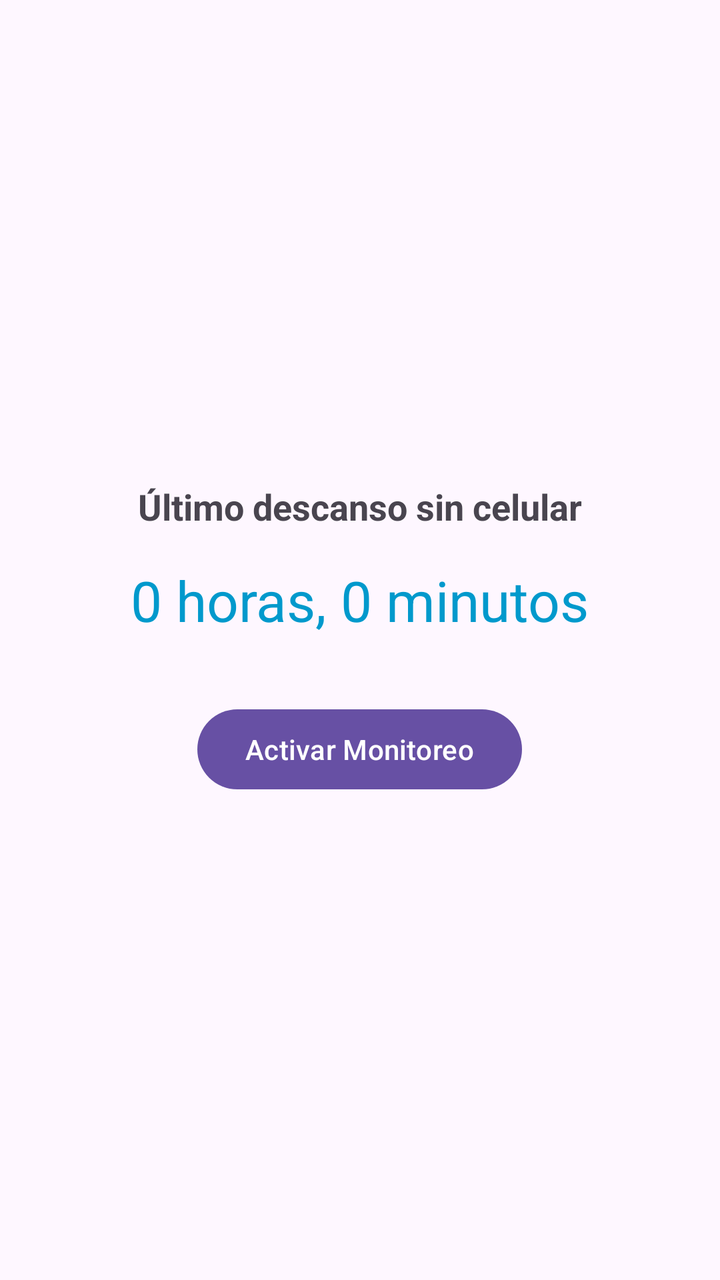
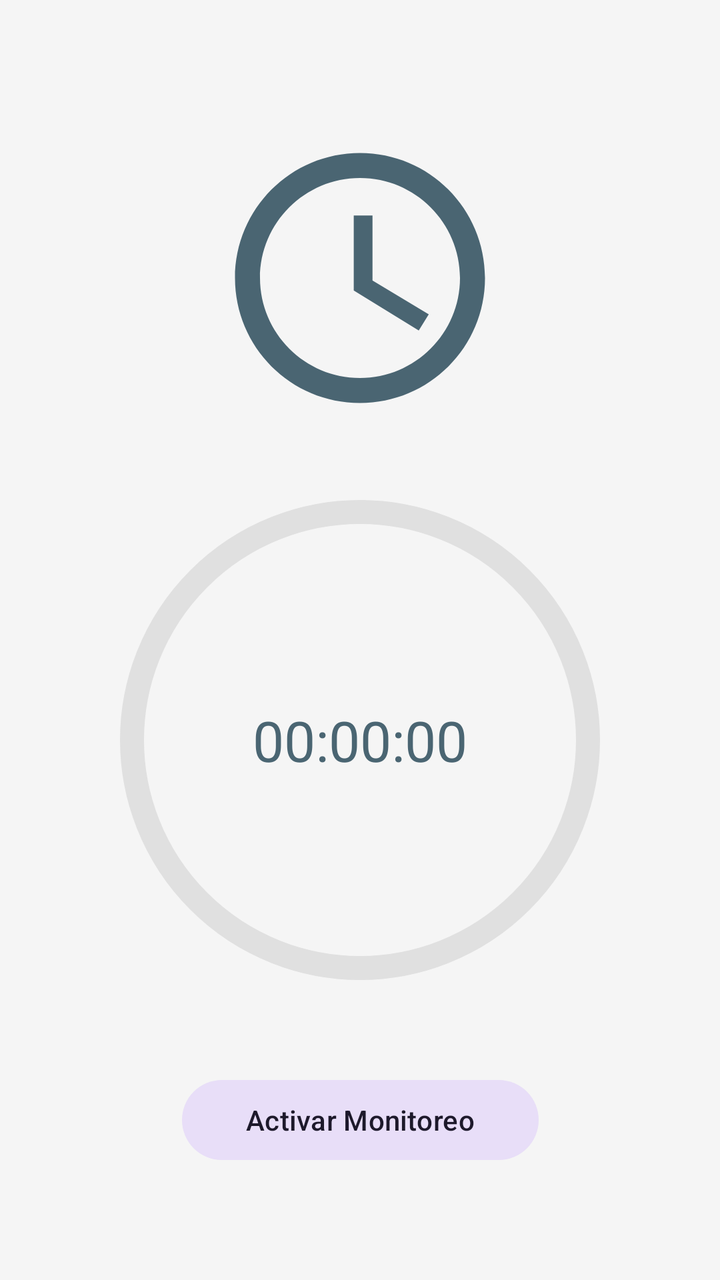

An Android layout rendered at two revisions. The XML below is the earlier revision; the diff shows what the commit changed to produce the second picture.
<!-- AndroidManifest.xml: application theme Theme.DigitalDetox -->
<!-- res/layout/activity_main.xml -->
<?xml version="1.0" encoding="utf-8"?>
<LinearLayout xmlns:android="http://schemas.android.com/apk/res/android"
    android:layout_width="match_parent"
    android:layout_height="match_parent"
    android:gravity="center"
    android:orientation="vertical"
    android:padding="24dp">

    <TextView
        android:layout_width="wrap_content"
        android:layout_height="wrap_content"
        android:text="Último descanso sin celular"
        android:textSize="18sp"
        android:textStyle="bold" />

    <TextView
        android:id="@+id/tvDuration"
        android:layout_width="wrap_content"
        android:layout_height="wrap_content"
        android:layout_marginTop="16dp"
        android:text="0 horas, 0 minutos"
        android:textSize="28sp"
        android:textColor="@android:color/holo_blue_dark" />

    <Button
        android:id="@+id/btnStartService"
        android:layout_width="wrap_content"
        android:layout_height="wrap_content"
        android:layout_marginTop="32dp"
        android:text="Activar Monitoreo" />

</LinearLayout>
<!-- resources referenced by this layout -->
<resources>
  <style name="Theme.DigitalDetox" parent="Base.Theme.DigitalDetox" />
  <style name="Base.Theme.DigitalDetox" parent="Theme.Material3.DayNight.NoActionBar">
          
          
      </style>
</resources>

<!-- the commit's change to res/layout/activity_main.xml (unified diff, before → after) -->
@@ -1,32 +1,95 @@
 <?xml version="1.0" encoding="utf-8"?>
-<LinearLayout xmlns:android="http://schemas.android.com/apk/res/android"
+<androidx.constraintlayout.widget.ConstraintLayout xmlns:android="http://schemas.android.com/apk/res/android"
+    xmlns:app="http://schemas.android.com/apk/res-auto"
+    xmlns:tools="http://schemas.android.com/tools"
     android:layout_width="match_parent"
     android:layout_height="match_parent"
-    android:gravity="center"
-    android:orientation="vertical"
-    android:padding="24dp">
+    android:padding="24dp"
+    tools:context=".MainActivity">
 
-    <TextView
+    <com.google.android.material.card.MaterialCardView
+        android:id="@+id/cardMessage"
+        android:layout_width="match_parent"
+        android:layout_height="wrap_content"
+        android:layout_marginTop="16dp"
+        android:visibility="gone"
+        app:cardCornerRadius="16dp"
+        app:cardElevation="4dp"
+        app:layout_constraintTop_toTopOf="parent"
+        app:strokeColor="@color/primary_light"
+        app:strokeWidth="1dp">
+
+        <LinearLayout
+            android:layout_width="match_parent"
+            android:layout_height="wrap_content"
+            android:orientation="vertical"
+            android:padding="16dp">
+
+            <TextView
+                android:id="@+id/tvWelcomeMessage"
+                android:layout_width="wrap_content"
+                android:layout_height="wrap_content"
+                android:text="¡Excelente descanso!"
+                android:textAppearance="?attr/textAppearanceTitleMedium"
+                android:textColor="@color/success_green" />
+
+            <TextView
+                android:id="@+id/tvMessageDetail"
+                android:layout_width="wrap_content"
+                android:layout_height="wrap_content"
+                android:text="Lograste 8 horas desconectado."
+                android:textAppearance="?attr/textAppearanceBodyMedium" />
+        </LinearLayout>
+    </com.google.android.material.card.MaterialCardView>
+
+    <ImageView
+        android:id="@+id/ivIllustration"
+        android:layout_width="150dp"
+        android:layout_height="150dp"
+        android:layout_marginTop="40dp"
+        android:src="@drawable/ic_moon"
+        app:layout_constraintEnd_toEndOf="parent"
+        app:layout_constraintStart_toStartOf="parent"
+        app:layout_constraintTop_toBottomOf="@id/cardMessage"
+        app:tint="?attr/colorPrimary" />
+
+    <com.google.android.material.progressindicator.CircularProgressIndicator
+        android:id="@+id/progressIndicator"
         android:layout_width="wrap_content"
         android:layout_height="wrap_content"
-        android:text="Último descanso sin celular"
-        android:textSize="18sp"
-        android:textStyle="bold" />
+        android:layout_marginTop="32dp"
+        app:indicatorSize="240dp"
+        app:layout_constraintEnd_toEndOf="parent"
+        app:layout_constraintStart_toStartOf="parent"
+        app:layout_constraintTop_toBottomOf="@id/ivIllustration"
+        app:trackColor="#E0E0E0"
+        app:trackThickness="12dp"
+        android:progress="0"
+        app:indicatorColor="?attr/colorPrimary" />
 
     <TextView
         android:id="@+id/tvDuration"
         android:layout_width="wrap_content"
         android:layout_height="wrap_content"
-        android:layout_marginTop="16dp"
-        android:text="0 horas, 0 minutos"
-        android:textSize="28sp"
-        android:textColor="@android:color/holo_blue_dark" />
+        android:text="00:00:00"
+        android:textAppearance="?attr/textAppearanceHeadlineMedium"
+        android:textColor="?attr/colorPrimary"
+        app:layout_constraintBottom_toBottomOf="@+id/progressIndicator"
+        app:layout_constraintEnd_toEndOf="@+id/progressIndicator"
+        app:layout_constraintStart_toStartOf="@+id/progressIndicator"
+        app:layout_constraintTop_toTopOf="@+id/progressIndicator" />
 
     <Button
         android:id="@+id/btnStartService"
+        style="@style/Widget.Material3.Button.TonalButton"
         android:layout_width="wrap_content"
         android:layout_height="wrap_content"
-        android:layout_marginTop="32dp"
-        android:text="Activar Monitoreo" />
+        android:layout_marginBottom="32dp"
+        android:paddingStart="32dp"
+        android:paddingEnd="32dp"
+        android:text="Activar Monitoreo"
+        app:layout_constraintBottom_toBottomOf="parent"
+        app:layout_constraintEnd_toEndOf="parent"
+        app:layout_constraintStart_toStartOf="parent" />
 
-</LinearLayout>
+</androidx.constraintlayout.widget.ConstraintLayout>
<!-- resource entries referenced after the edit -->
@@ -1,9 +1,24 @@
 <!-- resources referenced by this layout -->
 <resources>
+  <color name="primary_light">#4A6572</color>
+  <color name="success_green">#4CAF50</color>
+  <!-- drawable ic_moon (drawable) -->
+  <vector xmlns:android="http://schemas.android.com/apk/res/android"
+      android:width="120dp"
+      android:height="120dp"
+      android:viewportWidth="24"
+      android:viewportHeight="24">
+      <path
+          android:fillColor="?attr/colorPrimary"
+          android:pathData="M12,2C6.47,2 2,6.47 2,12s4.47,10 10,10 10,-4.47 10,-10S17.53,2 12,2zM12,20c-4.41,0 -8,-3.59 -8,-8s3.59,-8 8,-8 8,3.59 8,8 -3.59,8 -8,8zM12.5,7h-1v6l5.2,3.2 0.8,-1.3 -4.5,-2.7V7z"/>
+  </vector>
   <style name="Theme.DigitalDetox" parent="Base.Theme.DigitalDetox" />
   <style name="Base.Theme.DigitalDetox" parent="Theme.Material3.DayNight.NoActionBar">
-          
-          
+          <item name="colorPrimary">@color/primary_light</item>
+          <item name="colorSecondary">@color/secondary_light</item>
+          <item name="android:windowBackground">@color/background_light</item>
       </style>
+  <color name="secondary_light">#F9AA33</color>
+  <color name="background_light">#F5F5F5</color>
 </resources>
 
